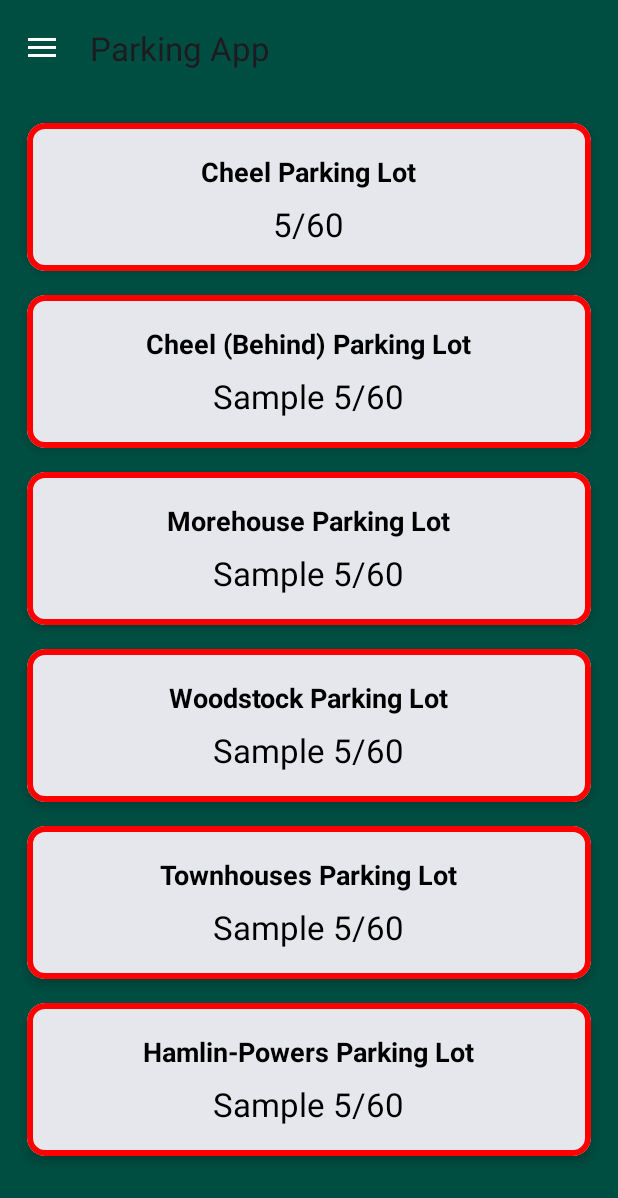
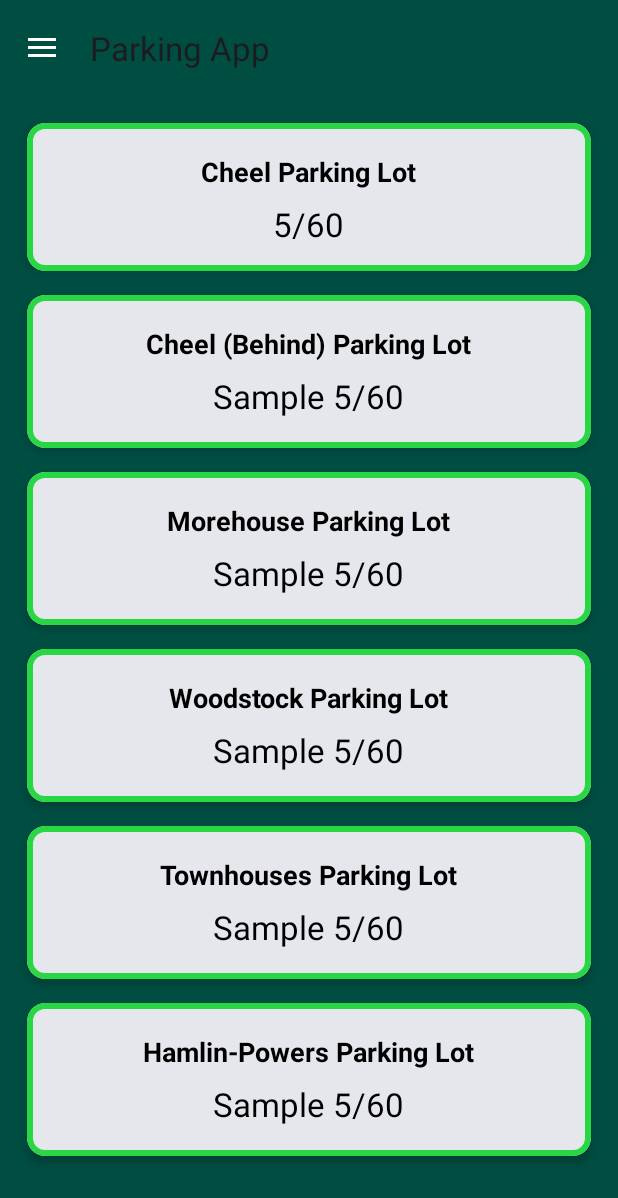
Before and after one commit to jeannamatthews-classes/group-project-parking, an Android app: the MainActivity screen opened directly, with no data from a screen before it, on a phone screen of 412 x 824 dp. Shown: the top 1198 px of the screen. Run offline under Robolectric (Android 15) with nearby library versions, the light colour scheme and no system bars.

Commit message:
MainActivity.java updated

```diff
--- a/app/build.gradle.kts
+++ b/app/build.gradle.kts
@@ -40,7 +40,10 @@ dependencies {
     implementation(libs.leanback)
     implementation(libs.glide)
     implementation("androidx.cardview:cardview:1.0.0")
+    implementation(libs.androidx.security.crypto)
+    implementation(libs.gson)
     implementation(libs.drawerlayout)
+    implementation(libs.firebase.crashlytics.buildtools)
     testImplementation(libs.junit)
     androidTestImplementation(libs.ext.junit)
     androidTestImplementation(libs.espresso.core)
--- a/app/src/main/res/layout/item_lot.xml
+++ b/app/src/main/res/layout/item_lot.xml
@@ -1,9 +1,12 @@
+
+
 <LinearLayout xmlns:app="http://schemas.android.com/apk/res-auto"
     android:layout_width="match_parent"
     android:layout_height="wrap_content"
     android:orientation="vertical"
     android:padding="10dp"
     xmlns:android="http://schemas.android.com/apk/res/android">
+
     <!--  Card 1-->
     <!--  Some of the configuration might change depends on the specific lot-->
     <com.google.android.material.card.MaterialCardView
@@ -17,7 +20,7 @@
         app:cardCornerRadius="12dp"
         app:cardElevation="4dp"
         app:strokeWidth="4dp"
-        app:strokeColor="@color/lot_high">
+        app:strokeColor="@color/lot_low">
 
 
     <LinearLayout
@@ -65,7 +68,7 @@
         app:cardCornerRadius="12dp"
         app:cardElevation="4dp"
         app:strokeWidth="4dp"
-        app:strokeColor="@color/lot_high">
+        app:strokeColor="@color/lot_low">
 
         <LinearLayout
             android:layout_width="match_parent"
@@ -113,7 +116,7 @@
         app:cardCornerRadius="12dp"
         app:cardElevation="4dp"
         app:strokeWidth="4dp"
-        app:strokeColor="@color/lot_high">
+        app:strokeColor="@color/lot_low">
 
         <LinearLayout
             android:layout_width="match_parent"
@@ -160,7 +163,7 @@
         app:cardCornerRadius="12dp"
         app:cardElevation="4dp"
         app:strokeWidth="4dp"
-        app:strokeColor="@color/lot_high">
+        app:strokeColor="@color/lot_low">
 
         <LinearLayout
             android:layout_width="match_parent"
@@ -208,7 +211,7 @@
         android:foreground="?attr/selectableItemBackground"
         app:cardElevation="4dp"
         app:strokeWidth="4dp"
-        app:strokeColor="@color/lot_high">
+        app:strokeColor="@color/lot_low">
 
         <LinearLayout
             android:layout_width="match_parent"
@@ -255,7 +258,7 @@
         app:cardCornerRadius="12dp"
         app:cardElevation="4dp"
         app:strokeWidth="4dp"
-        app:strokeColor="@color/lot_high">
+        app:strokeColor="@color/lot_low">
 
         <LinearLayout
             android:layout_width="match_parent"
--- a/app/src/main/res/values/colors.xml
+++ b/app/src/main/res/values/colors.xml
@@ -6,7 +6,7 @@
     <color name="gold">#ffcd00</color>
     <color name="green2">#7a9a01</color>
     <color name="lot_high">#ff0000</color>
-    <color name="lot_medium">#ffff00</color>
+    <color name="lot_mid">#ffff00</color>
     <color name="lot_low">#28D743</color>
     <color name="background_gradient_start">#000000</color>
     <color name="background_gradient_end">#DDDDDD</color>
--- a/gradle/libs.versions.toml
+++ b/gradle/libs.versions.toml
@@ -10,6 +10,9 @@ constraintlayout = "2.2.1"
 leanback = "1.0.0"
 glide = "4.11.0"
 drawerlayout = "1.2.0"
+firebaseCrashlyticsBuildtools = "3.0.6"
+securityCrypto = "1.1.0"
+gson = "2.13.2"
 
 [libraries]
 junit = { group = "junit", name = "junit", version.ref = "junit" }
@@ -22,6 +25,9 @@ constraintlayout = { group = "androidx.constraintlayout", name = "constraintlayo
 leanback = { group = "androidx.leanback", name = "leanback", version.ref = "leanback" }
 glide = { group = "com.github.bumptech.glide", name = "glide", version.ref = "glide" }
 drawerlayout = { group = "androidx.drawerlayout", name = "drawerlayout", version.ref = "drawerlayout" }
+firebase-crashlytics-buildtools = { group = "com.google.firebase", name = "firebase-crashlytics-buildtools", version.ref = "firebaseCrashlyticsBuildtools" }
+androidx-security-crypto = { group = "androidx.security", name = "security-crypto", version.ref = "securityCrypto" }
+gson = { group = "com.google.code.gson", name = "gson", version.ref = "gson" }
 
 [plugins]
 android-application = { id = "com.android.application", version.ref = "agp" }
```
Also changed, not shown: app/src/main/java/com/zybooks/parkingapp/Lot.java (+17 -2 lines).
